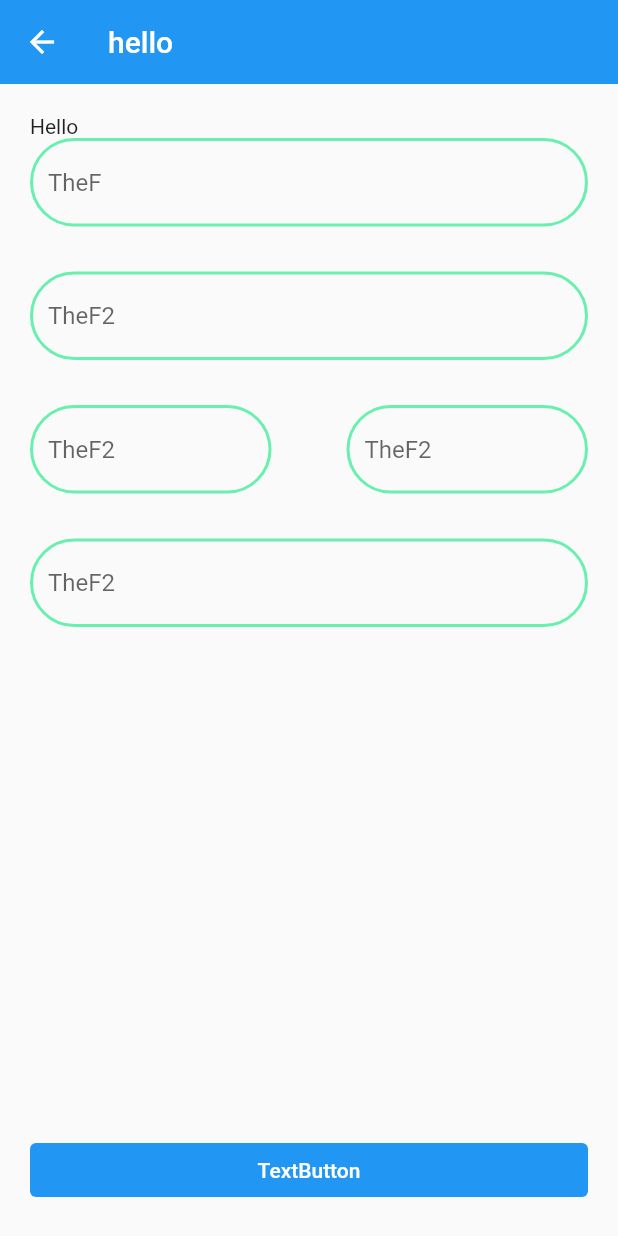
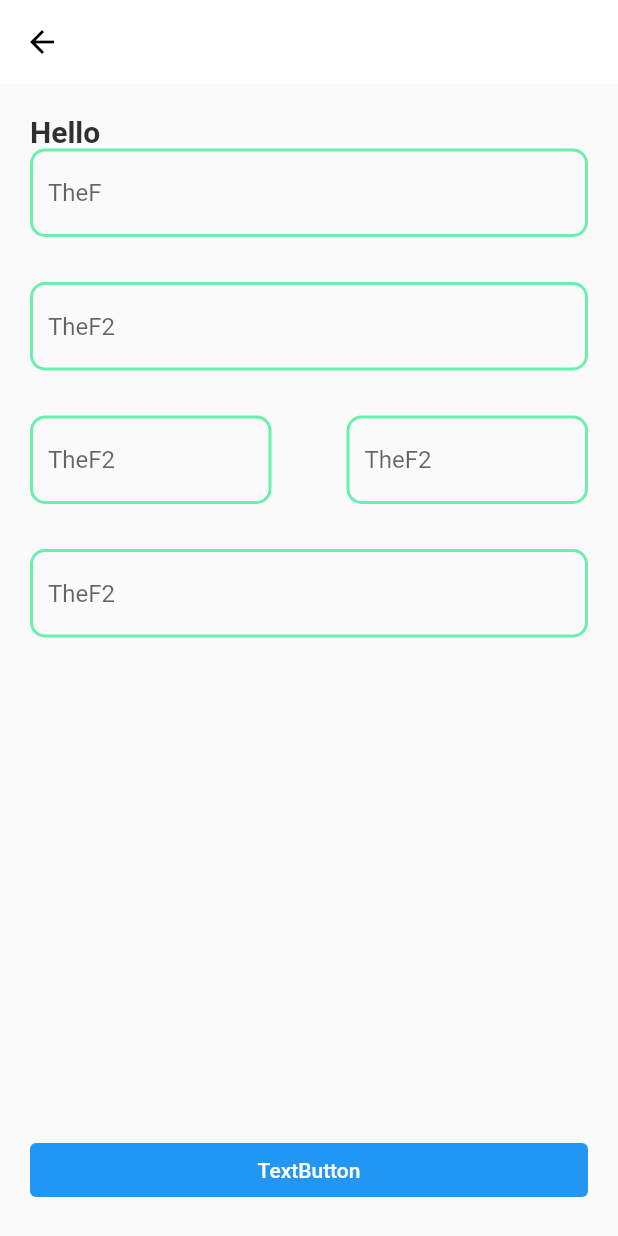
Before and after one commit to biju-borah/empowerus, a Flutter app: the screen it shows after launch, on a phone screen of 412 x 824 dp. Run offline on Flutter 3.47's test engine with Material 2 defaults, Android fonts, the light colour scheme and no system bars.

Commit message:
Minor changes

```diff
--- a/lib/main.dart
+++ b/lib/main.dart
@@ -1,5 +1,3 @@
-import 'dart:io';
-
 import 'package:flutter/material.dart';
 
 void main() {
@@ -15,10 +13,12 @@
       title: 'EmpowerUS',
       home: Scaffold(
         appBar: AppBar(
-            title: const Text('hello'),
-            backgroundColor: Colors.blue,
-            elevation: 0,
-            leading: const Icon(Icons.arrow_back)),
+          backgroundColor: Colors.white,
+          elevation: 0,
+          leading: const BackButton(
+            color: Colors.black,
+          ),
+        ),
         body: Container(
           margin: const EdgeInsets.all(10),
           padding: const EdgeInsets.all(10),
@@ -28,7 +28,13 @@
               mainAxisSize: MainAxisSize.max,
               mainAxisAlignment: MainAxisAlignment.spaceBetween,
               children: [
-                const Text('Hello'),
+                Text(
+                  'Hello',
+                  style: TextStyle(
+                      color: Colors.grey[850],
+                      fontWeight: FontWeight.bold,
+                      fontSize: 20),
+                ),
                 TextFormField(
                   decoration: InputDecoration(
                       focusedBorder: OutlineInputBorder(
@@ -36,10 +42,10 @@
                           color: Colors.greenAccent,
                           width: 2.0,
                         ),
-                        borderRadius: BorderRadius.circular(50.0),
+                        borderRadius: BorderRadius.circular(10.0),
                       ),
                       enabledBorder: OutlineInputBorder(
-                        borderRadius: BorderRadius.circular(50.0),
+                        borderRadius: BorderRadius.circular(10.0),
                         borderSide: const BorderSide(
                           color: Colors.greenAccent,
                           width: 2.0,
@@ -51,14 +57,14 @@
                 TextFormField(
                   decoration: InputDecoration(
                     focusedBorder: OutlineInputBorder(
-                      borderRadius: BorderRadius.circular(50.0),
+                      borderRadius: BorderRadius.circular(10.0),
                       borderSide: const BorderSide(
                         color: Colors.greenAccent,
                         width: 2.0,
                       ),
                     ),
                     enabledBorder: OutlineInputBorder(
-                      borderRadius: BorderRadius.circular(50.0),
+                      borderRadius: BorderRadius.circular(10.0),
                       borderSide: const BorderSide(
                         color: Colors.greenAccent,
                         width: 2.0,
@@ -74,14 +80,14 @@
                       child: TextFormField(
                         decoration: InputDecoration(
                           focusedBorder: OutlineInputBorder(
-                            borderRadius: BorderRadius.circular(50.0),
+                            borderRadius: BorderRadius.circular(10.0),
                             borderSide: const BorderSide(
                               color: Colors.greenAccent,
                               width: 2.0,
                             ),
                           ),
                           enabledBorder: OutlineInputBorder(
-                            borderRadius: BorderRadius.circular(50.0),
+                            borderRadius: BorderRadius.circular(10.0),
                             borderSide: const BorderSide(
                               color: Colors.greenAccent,
                               width: 2.0,
@@ -96,14 +102,14 @@
                       child: TextFormField(
                         decoration: InputDecoration(
                           focusedBorder: OutlineInputBorder(
-                            borderRadius: BorderRadius.circular(50.0),
+                            borderRadius: BorderRadius.circular(10.0),
                             borderSide: const BorderSide(
                               color: Colors.greenAccent,
                               width: 2.0,
                             ),
                           ),
                           enabledBorder: OutlineInputBorder(
-                            borderRadius: BorderRadius.circular(50.0),
+                            borderRadius: BorderRadius.circular(10.0),
                             borderSide: const BorderSide(
                               color: Colors.greenAccent,
                               width: 2.0,
@@ -119,14 +125,14 @@
                 TextFormField(
                   decoration: InputDecoration(
                     focusedBorder: OutlineInputBorder(
-                      borderRadius: BorderRadius.circular(50.0),
+                      borderRadius: BorderRadius.circular(10.0),
                       borderSide: const BorderSide(
                         color: Colors.greenAccent,
                         width: 2.0,
                       ),
                     ),
                     enabledBorder: OutlineInputBorder(
-                      borderRadius: BorderRadius.circular(50.0),
+                      borderRadius: BorderRadius.circular(10.0),
                       borderSide: const BorderSide(
                         color: Colors.greenAccent,
                         width: 2.0,
@@ -144,7 +150,7 @@
                         MaterialStateProperty.all<Color>(Colors.white),
                   ),
                   onPressed: () {},
-                  child: Text('TextButton'),
+                  child: const Text('TextButton'),
                 )
               ],
             ),
```
